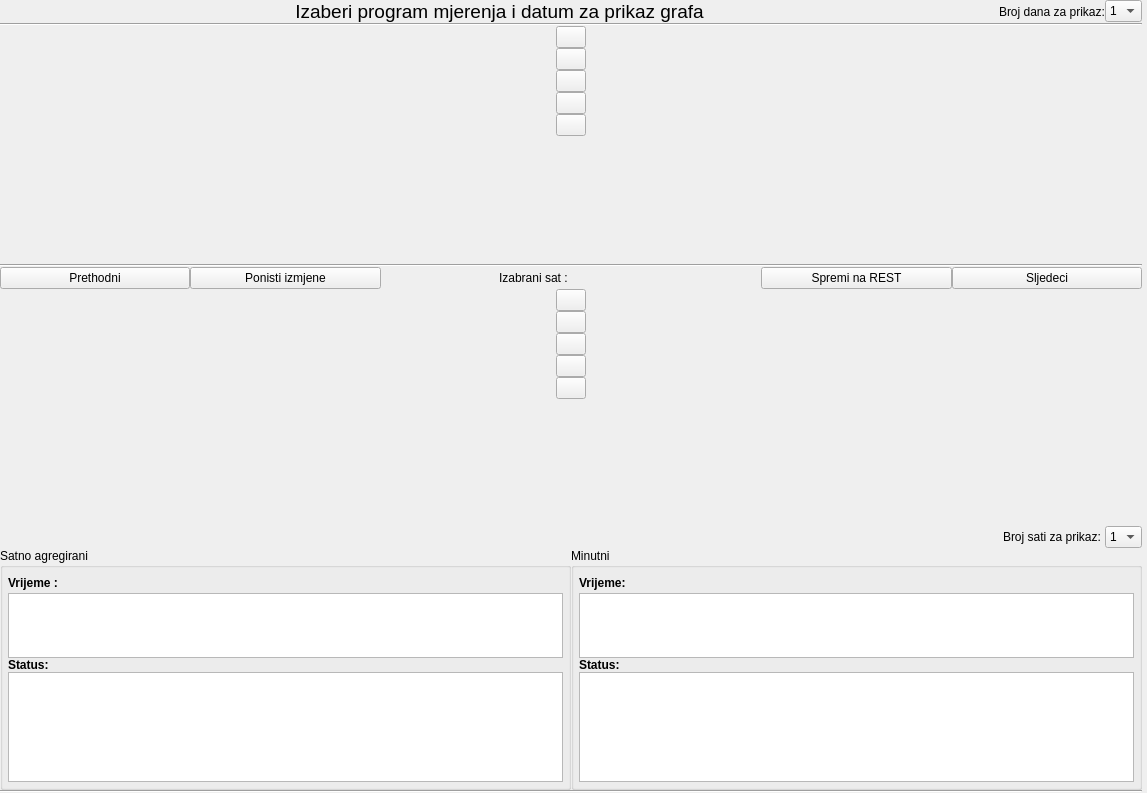
First picture: the form in app/view/ui_files/konc_graf_panel.ui, repository kluksa/kontrola-podataka, before the edit.
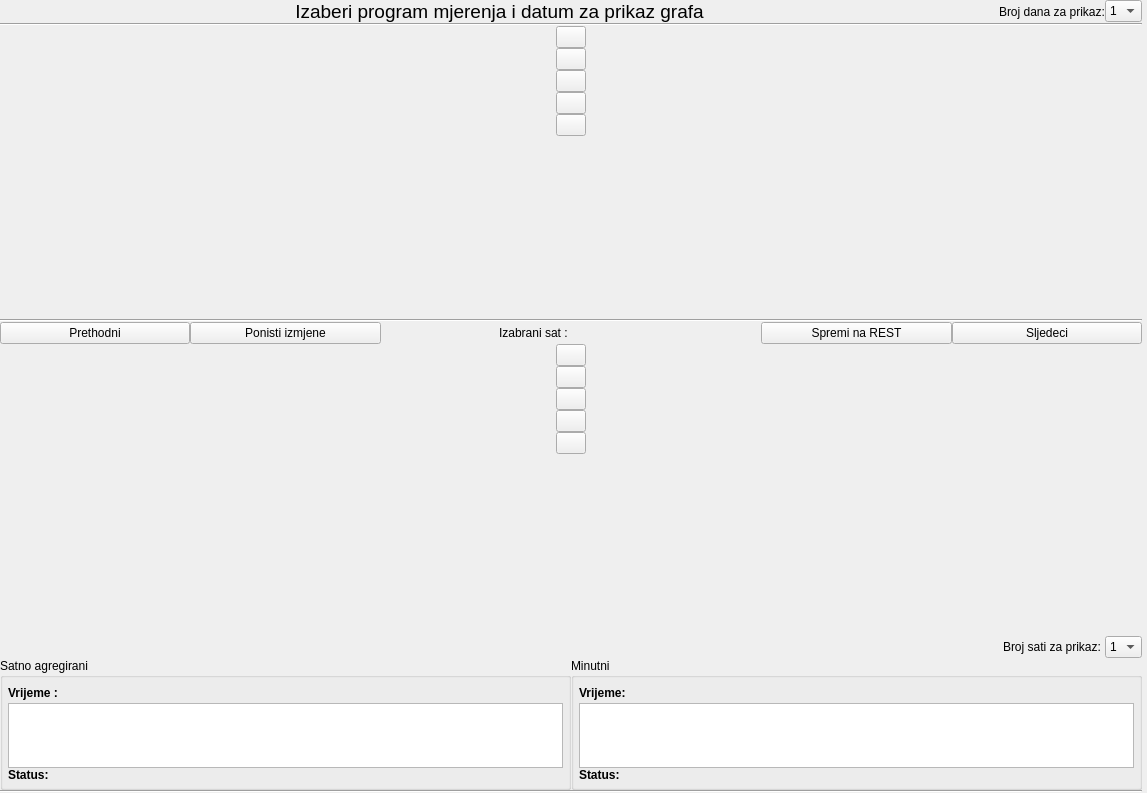
Second picture: the form after the edit.

Patch:
```diff
--- a/app/view/ui_files/konc_graf_panel.ui
+++ b/app/view/ui_files/konc_graf_panel.ui
@@ -656,34 +656,6 @@
             </property>
            </widget>
           </item>
-          <item>
-           <widget class="QTableView" name="satniBitView">
-            <property name="sizePolicy">
-             <sizepolicy hsizetype="Expanding" vsizetype="Fixed">
-              <horstretch>0</horstretch>
-              <verstretch>0</verstretch>
-             </sizepolicy>
-            </property>
-            <property name="minimumSize">
-             <size>
-              <width>0</width>
-              <height>0</height>
-             </size>
-            </property>
-            <property name="maximumSize">
-             <size>
-              <width>16777215</width>
-              <height>110</height>
-             </size>
-            </property>
-            <attribute name="horizontalHeaderVisible">
-             <bool>false</bool>
-            </attribute>
-            <attribute name="verticalHeaderVisible">
-             <bool>false</bool>
-            </attribute>
-           </widget>
-          </item>
          </layout>
         </widget>
        </item>
@@ -819,28 +791,6 @@
             </property>
            </widget>
           </item>
-          <item>
-           <widget class="QTableView" name="minutniBitView">
-            <property name="sizePolicy">
-             <sizepolicy hsizetype="Expanding" vsizetype="Fixed">
-              <horstretch>0</horstretch>
-              <verstretch>0</verstretch>
-             </sizepolicy>
-            </property>
-            <property name="maximumSize">
-             <size>
-              <width>16777215</width>
-              <height>110</height>
-             </size>
-            </property>
-            <attribute name="horizontalHeaderVisible">
-             <bool>false</bool>
-            </attribute>
-            <attribute name="verticalHeaderVisible">
-             <bool>false</bool>
-            </attribute>
-           </widget>
-          </item>
          </layout>
         </widget>
        </item>
```
Left out of the diff: 4 changed lines with no effect on the pictures.
